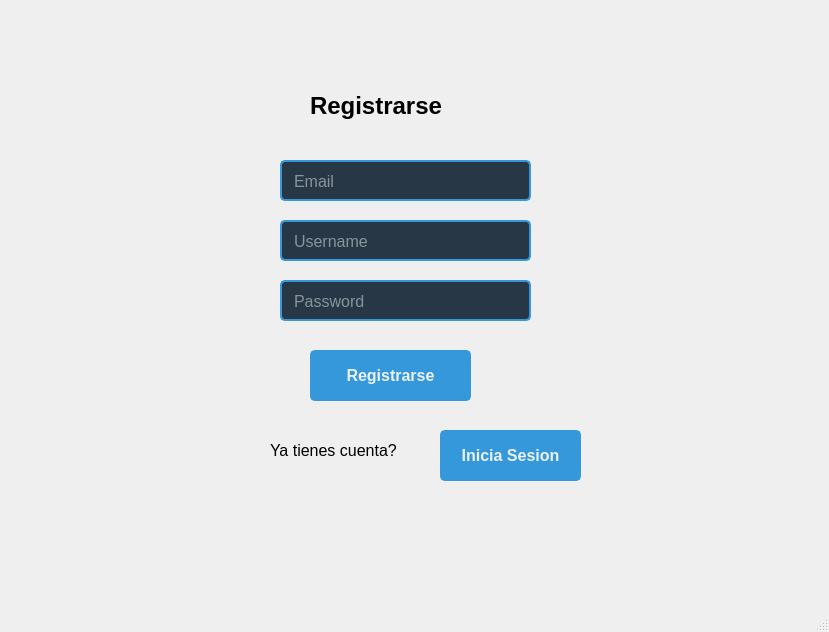
Before: the Qt Designer form plantillas/pantallaPrincipal.ui in c4rlos-m/proyecto, drawn with Qt 5.
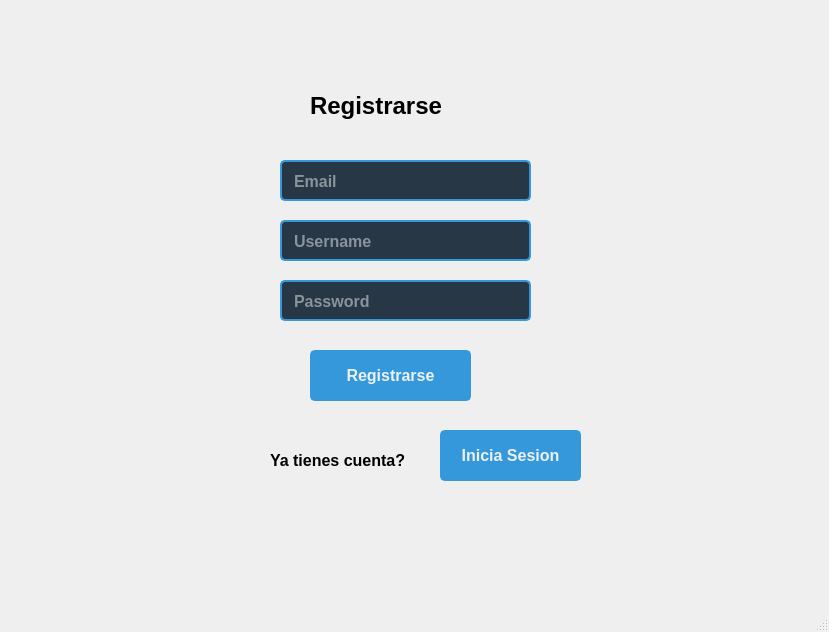
After: the same form once the commit is applied. The open tabs and pages were chosen to show the change.

The edit to the form file:
```diff
--- a/plantillas/pantallaPrincipal.ui
+++ b/plantillas/pantallaPrincipal.ui
@@ -180,6 +180,12 @@
         <height>41</height>
        </rect>
       </property>
+      <property name="font">
+       <font>
+        <pointsize>-1</pointsize>
+        <bold>true</bold>
+       </font>
+      </property>
       <property name="placeholderText">
        <string>Email</string>
       </property>
@@ -193,6 +199,12 @@
         <height>41</height>
        </rect>
       </property>
+      <property name="font">
+       <font>
+        <pointsize>-1</pointsize>
+        <bold>true</bold>
+       </font>
+      </property>
       <property name="placeholderText">
        <string>Username</string>
       </property>
@@ -206,6 +218,12 @@
         <height>41</height>
        </rect>
       </property>
+      <property name="font">
+       <font>
+        <pointsize>-1</pointsize>
+        <bold>true</bold>
+       </font>
+      </property>
       <property name="placeholderText">
        <string>Password</string>
       </property>
@@ -233,7 +251,7 @@
       <property name="geometry">
        <rect>
         <x>250</x>
-        <y>410</y>
+        <y>420</y>
         <width>161</width>
         <height>21</height>
        </rect>
@@ -241,6 +259,7 @@
       <property name="font">
        <font>
         <pointsize>12</pointsize>
+        <bold>true</bold>
        </font>
       </property>
       <property name="text">
```
Left out of the diff: 15 changed lines with no effect on the pictures.
